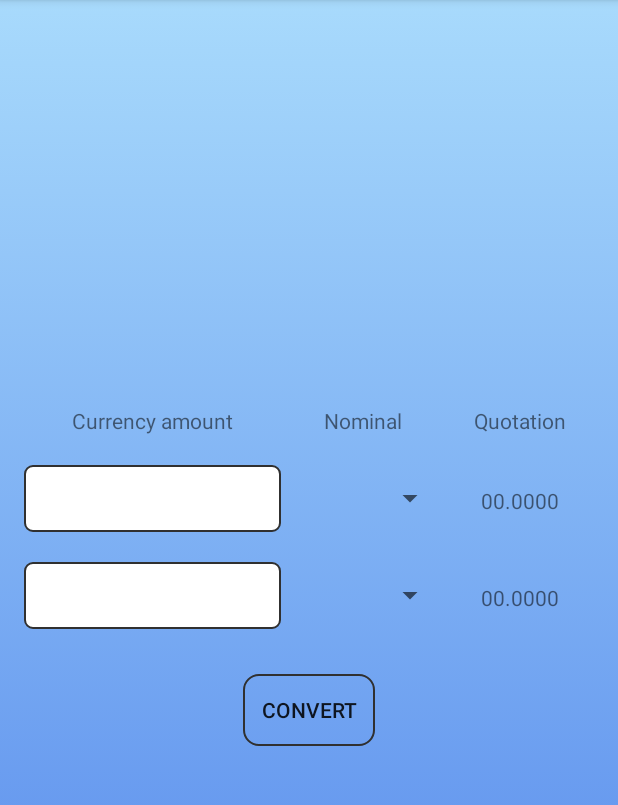
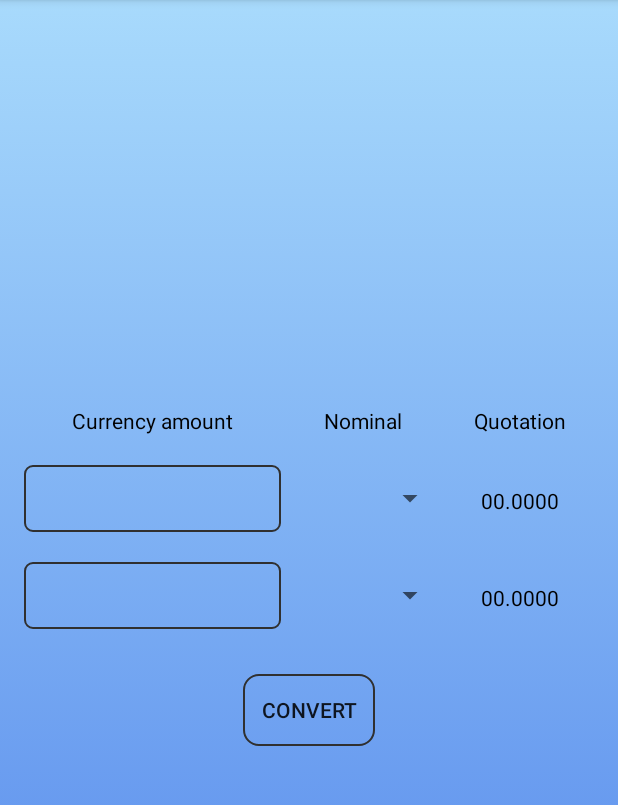
Before and after one commit to Vladchenko/CurrencyConverter, an Android app: the screen it shows after launch (InitialActivity), on a phone screen of 412 x 824 dp, the part 84-889 px from its top. Run offline under Robolectric (Android 15) with nearby library versions, the phone set to English and light mode, and no system bars; libraries missing offline, so code that uses them is left out: org.simpleframework.xml.

Commit message:
Changed an outlook of a components

```diff
--- a/app/src/main/res/drawable/customborder.xml
+++ b/app/src/main/res/drawable/customborder.xml
@@ -3,5 +3,4 @@
     <corners android:radius="5dp"/>
     <padding android:left="10dp" android:right="10dp" android:top="10dp" android:bottom="10dp"/>
     <stroke android:width="1dp" android:color="#303030"/>
-    <solid android:color="@android:color/white" />
 </shape>
--- a/app/src/main/res/layout/initial_activity.xml
+++ b/app/src/main/res/layout/initial_activity.xml
@@ -31,7 +31,8 @@
                 android:layout_weight="2.8"
                 android:gravity="center_horizontal"
                 android:maxLines="1"
-                android:text="@string/column1_title_text" />
+                android:text="@string/column1_title_text"
+                android:textColor="#000"/>
 
             <TextView
                 android:id="@+id/textView2"
@@ -40,7 +41,8 @@
                 android:layout_weight="1.8"
                 android:gravity="center_horizontal"
                 android:maxLines="1"
-                android:text="@string/column2_title_text" />
+                android:text="@string/column2_title_text"
+                android:textColor="#000"/>
 
             <TextView
                 android:id="@+id/textView3"
@@ -49,7 +51,8 @@
                 android:layout_weight="1.6"
                 android:gravity="center_horizontal"
                 android:maxLines="1"
-                android:text="@string/column3_title_text" />
+                android:text="@string/column3_title_text"
+                android:textColor="#000"/>
 
         </TableRow>
 
@@ -62,12 +65,12 @@
                 android:id="@+id/initial_currency_edit_text"
                 android:layout_width="0dp"
                 android:layout_height="wrap_content"
-                android:layout_alignEnd="@id/initial_currency_edit_text"
                 android:layout_weight="2.8"
                 android:background="@drawable/customborder"
                 android:ems="10"
                 android:gravity="center_horizontal"
-                android:inputType="number|numberDecimal" />
+                android:inputType="number|numberDecimal"
+                android:textCursorDrawable="@null" />
 
             <Spinner
                 android:id="@+id/initial_currency_spinner"
@@ -85,7 +88,8 @@
                 android:layout_weight="1.6"
                 android:gravity="center"
                 android:maxLines="1"
-                android:text="@string/quotation_default_value" />
+                android:text="@string/quotation_default_value"
+                android:textColor="#000"/>
 
         </TableRow>
 
@@ -101,7 +105,8 @@
                 android:background="@drawable/customborder"
                 android:ems="10"
                 android:gravity="center_horizontal"
-                android:inputType="number|numberDecimal" />
+                android:inputType="number|numberDecimal"
+                android:textCursorDrawable="@null"/>
 
             <Spinner
                 android:id="@+id/resulting_currency_spinner"
@@ -119,7 +124,8 @@
                 android:layout_weight="1.6"
                 android:gravity="center"
                 android:maxLines="1"
-                android:text="@string/quotation_default_value" />
+                android:text="@string/quotation_default_value"
+                android:textColor="#000"/>
 
         </TableRow>
 
```
